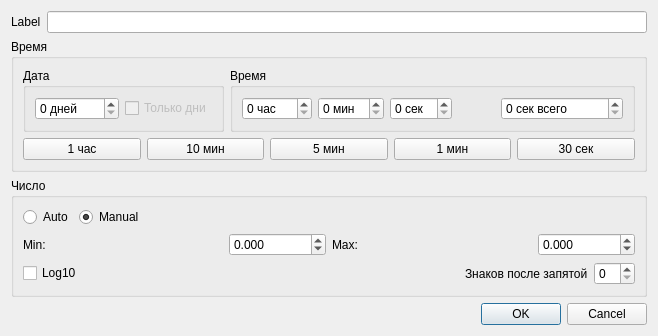
First picture: the form in lib/kb4/ui/plots/base/axisvalueconfig.ui, repository koshi8bit/lib, before the edit.
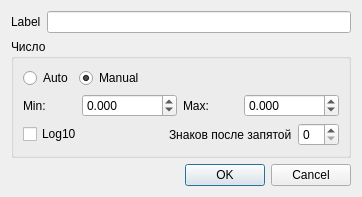
Second picture: the form after the edit. Custom widgets are drawn as their Qt base class.

Diff of the .ui file:
```diff
--- a/lib/kb4/ui/plots/base/axisvalueconfig.ui
+++ b/lib/kb4/ui/plots/base/axisvalueconfig.ui
@@ -6,8 +6,8 @@
    <rect>
     <x>0</x>
     <y>0</y>
-    <width>658</width>
-    <height>313</height>
+    <width>362</width>
+    <height>188</height>
    </rect>
   </property>
   <property name="sizePolicy">
@@ -36,176 +36,6 @@
    </item>
    <item>
     <layout class="QVBoxLayout" name="verticalLayout">
-     <item>
-      <widget class="QGroupBox" name="groupBoxTime">
-       <property name="title">
-        <string>Время</string>
-       </property>
-       <layout class="QVBoxLayout" name="verticalLayout_4">
-        <item>
-         <layout class="QHBoxLayout" name="horizontalLayout_6">
-          <property name="sizeConstraint">
-           <enum>QLayout::SetDefaultConstraint</enum>
-          </property>
-          <item>
-           <widget class="QGroupBox" name="groupBox">
-            <property name="minimumSize">
-             <size>
-              <width>0</width>
-              <height>0</height>
-             </size>
-            </property>
-            <property name="title">
-             <string>Дата</string>
-            </property>
-            <layout class="QHBoxLayout" name="horizontalLayout_5">
-             <item>
-              <widget class="QSpinBox" name="spinBoxDays">
-               <property name="suffix">
-                <string> дней</string>
-               </property>
-               <property name="maximum">
-                <number>9999</number>
-               </property>
-              </widget>
-             </item>
-             <item>
-              <widget class="QCheckBox" name="checkBox">
-               <property name="enabled">
-                <bool>false</bool>
-               </property>
-               <property name="toolTip">
-                <string>&lt;html&gt;&lt;head/&gt;&lt;body&gt;&lt;p&gt;Если галочка включена - в оси времени будут показываться только дни.&lt;/p&gt;&lt;p&gt;Если выключена - то будут показываться год, месяц и день. Такой режим дает наглядное представление большого периода времени, но этот период показывается не совсем точно, т.к. делается допущение, что месяце 30 дней, а високосные года не учитываются.&lt;/p&gt;&lt;/body&gt;&lt;/html&gt;</string>
-               </property>
-               <property name="text">
-                <string>Только дни</string>
-               </property>
-               <property name="checked">
-                <bool>false</bool>
-               </property>
-              </widget>
-             </item>
-            </layout>
-           </widget>
-          </item>
-          <item>
-           <widget class="QGroupBox" name="groupBox_2">
-            <property name="sizePolicy">
-             <sizepolicy hsizetype="Preferred" vsizetype="Preferred">
-              <horstretch>0</horstretch>
-              <verstretch>0</verstretch>
-             </sizepolicy>
-            </property>
-            <property name="title">
-             <string>Время</string>
-            </property>
-            <layout class="QHBoxLayout" name="horizontalLayout_7">
-             <item>
-              <widget class="QSpinBox" name="spinBoxHours">
-               <property name="suffix">
-                <string> час</string>
-               </property>
-               <property name="maximum">
-                <number>999</number>
-               </property>
-              </widget>
-             </item>
-             <item>
-              <widget class="QSpinBox" name="spinBoxMinutes">
-               <property name="suffix">
-                <string> мин</string>
-               </property>
-               <property name="maximum">
-                <number>59</number>
-               </property>
-              </widget>
-             </item>
-             <item>
-              <widget class="QSpinBox" name="spinBoxSeconds">
-               <property name="suffix">
-                <string> сек</string>
-               </property>
-               <property name="maximum">
-                <number>59</number>
-               </property>
-              </widget>
-             </item>
-             <item>
-              <spacer name="horizontalSpacer_2">
-               <property name="orientation">
-                <enum>Qt::Horizontal</enum>
-               </property>
-               <property name="sizeHint" stdset="0">
-                <size>
-                 <width>40</width>
-                 <height>20</height>
-                </size>
-               </property>
-              </spacer>
-             </item>
-             <item>
-              <widget class="QSpinBox" name="spinBoxFullSec">
-               <property name="minimumSize">
-                <size>
-                 <width>55</width>
-                 <height>0</height>
-                </size>
-               </property>
-               <property name="suffix">
-                <string> сек всего</string>
-               </property>
-               <property name="maximum">
-                <number>999999999</number>
-               </property>
-              </widget>
-             </item>
-            </layout>
-           </widget>
-          </item>
-         </layout>
-        </item>
-        <item>
-         <layout class="QHBoxLayout" name="horizontalLayout_9">
-          <item>
-           <widget class="QPushButton" name="pushButtonTime010000">
-            <property name="text">
-             <string>1 час</string>
-            </property>
-           </widget>
-          </item>
-          <item>
-           <widget class="QPushButton" name="pushButtonTime001000">
-            <property name="text">
-             <string>10 мин</string>
-            </property>
-           </widget>
-          </item>
-          <item>
-           <widget class="QPushButton" name="pushButtonTime000500">
-            <property name="text">
-             <string>5 мин</string>
-            </property>
-           </widget>
-          </item>
-          <item>
-           <widget class="QPushButton" name="pushButtonTime000100">
-            <property name="text">
-             <string>1 мин</string>
-            </property>
-           </widget>
-          </item>
-          <item>
-           <widget class="QPushButton" name="pushButtonTime000030">
-            <property name="text">
-             <string>30 сек</string>
-            </property>
-           </widget>
-          </item>
-         </layout>
-        </item>
-       </layout>
-      </widget>
-     </item>
      <item>
       <widget class="QGroupBox" name="groupBoxNumeric">
        <property name="title">
```
